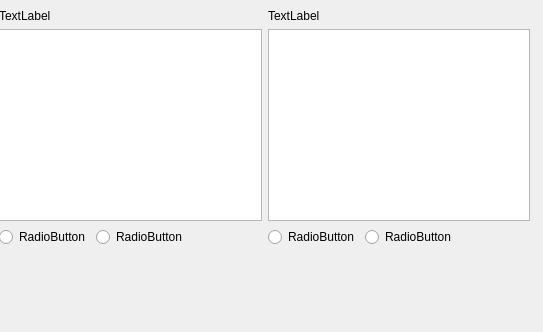
Old version of the form commonutils/python2/Code/cn/com/sunjiesh/code/MainWin.ui in the repository sunjiesh/MyTools.
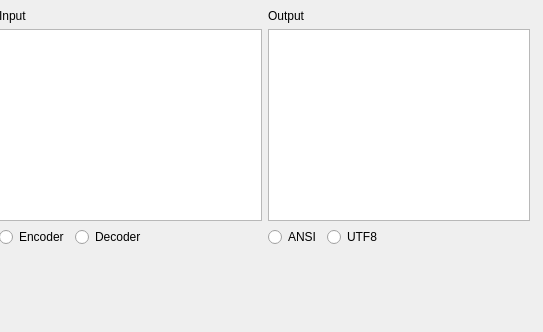
New version of the form.

Commit message: change label and objname

```diff
--- a/commonutils/python2/Code/cn/com/sunjiesh/code/MainWin.ui
+++ b/commonutils/python2/Code/cn/com/sunjiesh/code/MainWin.ui
@@ -47,7 +47,7 @@
           </sizepolicy>
          </property>
          <property name="text">
-          <string>TextLabel</string>
+          <string>Input</string>
          </property>
         </widget>
        </item>
@@ -69,14 +69,14 @@
          <item row="0" column="0">
           <widget class="QRadioButton" name="radioButton">
            <property name="text">
-            <string>RadioButton</string>
+            <string>Encoder</string>
            </property>
           </widget>
          </item>
          <item row="0" column="1">
           <widget class="QRadioButton" name="radioButton_2">
            <property name="text">
-            <string>RadioButton</string>
+            <string>Decoder</string>
            </property>
           </widget>
          </item>
@@ -95,7 +95,7 @@
           </sizepolicy>
          </property>
          <property name="text">
-          <string>TextLabel</string>
+          <string>Output</string>
          </property>
         </widget>
        </item>
@@ -117,14 +117,14 @@
          <item row="1" column="0">
           <widget class="QRadioButton" name="radioButton_3">
            <property name="text">
-            <string>RadioButton</string>
+            <string>ANSI</string>
            </property>
           </widget>
          </item>
          <item row="1" column="1">
           <widget class="QRadioButton" name="radioButton_4">
            <property name="text">
-            <string>RadioButton</string>
+            <string>UTF8</string>
            </property>
           </widget>
          </item>
```
Left out of the diff: 8 changed lines with no effect on the pictures.
